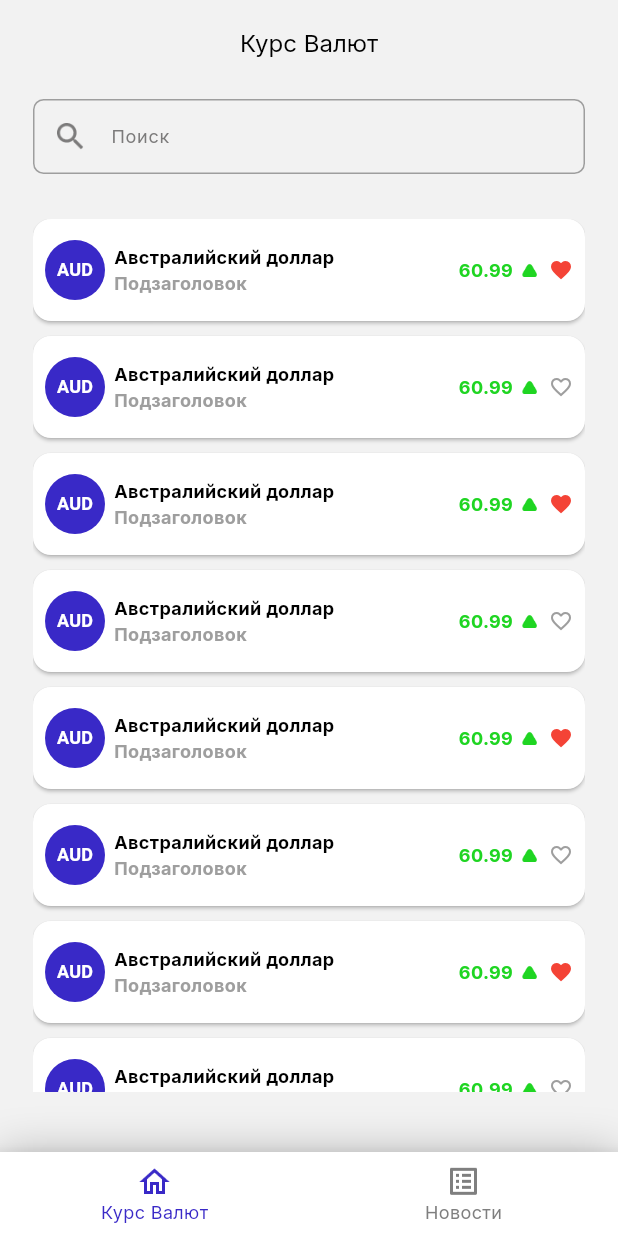
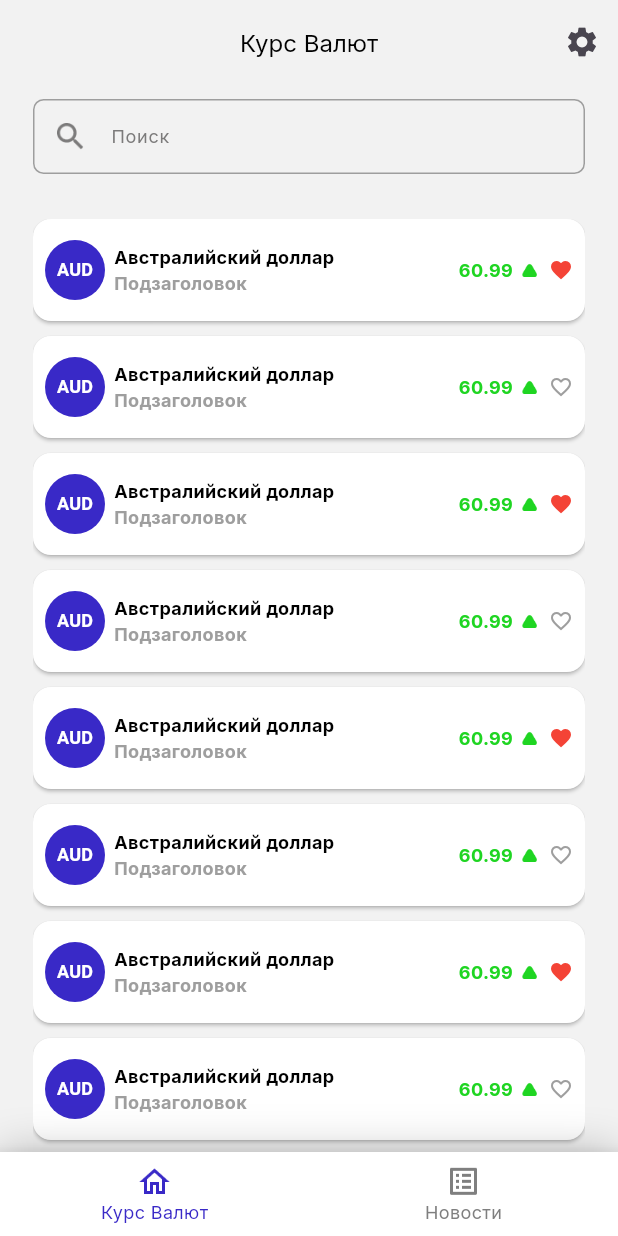
Before and after one commit to anastasia-l-code/rate_flow, a Flutter app: the screen it shows after launch, on a phone screen of 412 x 824 dp. Run offline on Flutter 3.47's test engine with Material 3 defaults, Android fonts, the phone set to English and light mode, and no system bars; our stand-ins replace flutter_bloc; Roboto replaces fonts that are missing (InterTight).

Commit message:
изменения для 3 лабораторной работы

```diff
--- /dev/null
+++ b/lib/app/app_routes_name.dart
@@ -0,0 +1,6 @@
+abstract final class AppRoutesName {
+  static const String main = '/';
+  static const String currency = '/currency';
+  static const String settings = '/settings';
+  static const String sendText = '/send-text';
+}
--- a/lib/app/currency_detail/currency_detail_page.dart
+++ b/lib/app/currency_detail/currency_detail_page.dart
@@ -1,6 +1,4 @@
 import 'package:flutter/material.dart';
-import 'package:flutter_bloc/flutter_bloc.dart';
-import 'package:rate_flow/app/home.dart';
 import 'package:rate_flow/app/currency_detail/widgets/currency_info_card.dart';
 
 class CurrencyDetailPage extends StatelessWidget {
@@ -19,7 +17,7 @@ class CurrencyDetailPage extends StatelessWidget {
         titleSpacing: _titleSpacing,
         leading: IconButton(
           onPressed: () {
-            context.read<HomeCubit>().closeCurrency();
+            Navigator.pop(context);
           },
           icon: Icon(Icons.arrow_back),
         ),
--- a/lib/app/currency_list/currency_list_page.dart
+++ b/lib/app/currency_list/currency_list_page.dart
@@ -1,6 +1,7 @@
 import 'package:flutter/material.dart';
 import 'package:rate_flow/app/currency_list/widgets/currency_card.dart';
 import 'package:rate_flow/app/currency_list/widgets/search_view.dart';
+import 'package:rate_flow/app/app_routes_name.dart';
 
 class CurrencyListPage extends StatelessWidget {
   const CurrencyListPage({super.key});
@@ -13,9 +14,20 @@ class CurrencyListPage extends StatelessWidget {
     final int crossAxisCount = screenWidth > 500 ? 2 : 1;
 
     return Scaffold(
-      appBar: AppBar(title: Text('Курс Валют')),
+      appBar: AppBar(
+        title: const Text('Курс Валют'),
+        actions: [
+          IconButton(
+            tooltip: 'Настройки',
+            icon: const Icon(Icons.settings),
+            onPressed: () {
+              Navigator.pushNamed(context, AppRoutesName.settings);
+            },
+          ),
+        ],
+      ),
       body: Padding(
-        padding: const EdgeInsets.fromLTRB(22, 10, 22, 40),
+        padding: const EdgeInsets.fromLTRB(22, 10, 22, 0),
         child: Column(
           children: [
             const SearchView(),
--- a/lib/app/home.dart
+++ b/lib/app/home.dart
@@ -2,32 +2,13 @@ import 'package:flutter/material.dart';
 import 'package:flutter_bloc/flutter_bloc.dart';
 import 'package:rate_flow/app/currency_list/currency_list_page.dart';
 import 'package:rate_flow/app/news_list/news_list_page.dart';
-import 'package:rate_flow/app/currency_detail/currency_detail_page.dart';
 
-/// Хранит состояние главного экрана: выбранную вкладку и название открытой валюты.
-/// Если currencyTitle равен null, экран подробностей валюты закрыт.
-class HomeState {
-  const HomeState({this.selectedIndex = 0, this.currencyTitle});
+class HomeCubit extends Cubit<int> {
+  HomeCubit() : super(0);
 
-  final int selectedIndex;
-  final String? currencyTitle;
+  void selectTab(int index) => emit(index);
 }
 
-/// Управляет состоянием главного экрана: переключает вкладки, открывает
-/// и закрывает подробности валюты. Через emit уведомляет интерфейс об изменениях.
-class HomeCubit extends Cubit<HomeState> {
-  HomeCubit() : super(const HomeState());
-
-  void selectTab(int index) => emit(HomeState(selectedIndex: index));
-
-  void openCurrency(String title) =>
-      emit(HomeState(selectedIndex: state.selectedIndex, currencyTitle: title));
-
-  void closeCurrency() => emit(HomeState(selectedIndex: state.selectedIndex));
-}
-
-/// Создаёт HomeCubit и строит главный экран на основе его состояния:
-/// показывает выбранную вкладку, нижнее меню и подробности валюты поверх экрана.
 class HomePage extends StatelessWidget {
   const HomePage({super.key});
 
@@ -39,19 +20,13 @@ class HomePage extends StatelessWidget {
   @override
   Widget build(BuildContext context) {
     return BlocProvider(
-      create: (context) => HomeCubit(),
-      child: BlocBuilder<HomeCubit, HomeState>(
-        builder: (context, homeState) {
-          final selectedIndex = homeState.selectedIndex;
-          final currencyTitle = homeState.currencyTitle;
-          return Stack(
-            fit: StackFit.expand,
-            children: [
-              Scaffold(
-                // Показываем экран, соответствующий выбранной вкладке.
+      create: (_) => HomeCubit(),
+      child: BlocBuilder<HomeCubit, int>(
+        builder: (context, selectedIndex) {
+          return Scaffold(
             body: _pages[selectedIndex],
             bottomNavigationBar: Container(
-                  decoration: BoxDecoration(
+              decoration: const BoxDecoration(
                 boxShadow: <BoxShadow>[
                   BoxShadow(
                     color: Colors.black26,
@@ -81,10 +56,6 @@ class HomePage extends StatelessWidget {
                 ],
               ),
             ),
-              ),
-              if (currencyTitle != null)
-                CurrencyDetailPage(title: currencyTitle),
-            ],
           );
         },
       ),
--- a/lib/main.dart
+++ b/lib/main.dart
@@ -1,5 +1,9 @@
 import 'package:flutter/material.dart';
 import 'package:rate_flow/app/home.dart';
+import 'package:rate_flow/app/app_routes_name.dart';
+import 'package:rate_flow/app/currency_detail/currency_detail_page.dart';
+import 'package:rate_flow/app/settings/settings_page.dart';
+import 'package:rate_flow/app/settings/send_text.dart';
 
 void main() {
   runApp(const App());
@@ -43,7 +47,18 @@ class App extends StatelessWidget {
           ),
         ),
       ),
-      home: HomePage(),
+
+      initialRoute: AppRoutesName.main,
+      routes: {
+        AppRoutesName.main: (_) => const HomePage(),
+        AppRoutesName.settings: (_) => const SettingsPage(),
+        AppRoutesName.sendText: (_) => const SendTextPage(),
+        AppRoutesName.currency: (context) {
+          final title =
+              ModalRoute.of(context)!.settings.arguments as String? ?? 'Валюта';
+          return CurrencyDetailPage(title: title);
+        },
+      },
     );
   }
 }
```
Also changed, not shown: lib/app/currency_list/widgets/currency_card.dart (+4 -3 lines), lib/app/settings/send_text.dart (added, +49 -0 lines), lib/app/settings/settings_page.dart (added, +27 -0 lines), pubspec.yaml (+13 -0 lines), assets/icons/splash_logo.png (added), pubspec.lock, 40 other files. Lines whose indentation alone changed are shown as unchanged.
